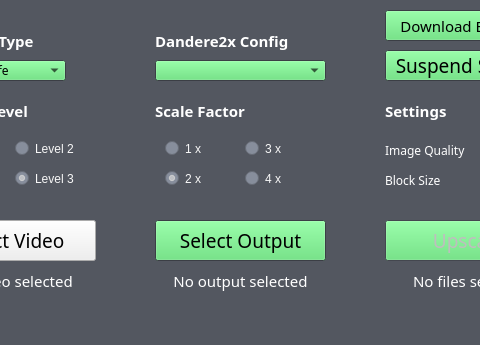
This is src/gui/Dandere2xGui.ui in akai-katto/dandere2x as Qt 5 draws it before an edit; both pictures show x 105 to 585 and y 0 to 345 of the 688 by 345 pixel window. The edited form follows.
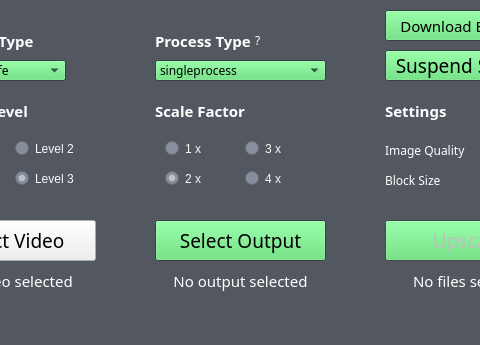
This is the edited form.

The edit to the form file:
```diff
--- a/src/gui/Dandere2xGui.ui
+++ b/src/gui/Dandere2xGui.ui
@@ -49,6 +49,15 @@
                             </color>
                         </brush>
                     </colorrole>
+     <colorrole role="PlaceholderText">
+      <brush brushstyle="NoBrush">
+       <color alpha="128">
+        <red>255</red>
+        <green>255</green>
+        <blue>255</blue>
+       </color>
+      </brush>
+     </colorrole>
                 </active>
                 <inactive>
                     <colorrole role="Button">
@@ -87,6 +96,15 @@
                             </color>
                         </brush>
                     </colorrole>
+     <colorrole role="PlaceholderText">
+      <brush brushstyle="NoBrush">
+       <color alpha="128">
+        <red>255</red>
+        <green>255</green>
+        <blue>255</blue>
+       </color>
+      </brush>
+     </colorrole>
                 </inactive>
                 <disabled>
                     <colorrole role="Button">
@@ -125,6 +143,15 @@
                             </color>
                         </brush>
                     </colorrole>
+     <colorrole role="PlaceholderText">
+      <brush brushstyle="NoBrush">
+       <color alpha="128">
+        <red>255</red>
+        <green>255</green>
+        <blue>255</blue>
+       </color>
+      </brush>
+     </colorrole>
                 </disabled>
             </palette>
         </property>
@@ -2881,6 +2908,15 @@
                                     </color>
                                 </brush>
                             </colorrole>
+       <colorrole role="PlaceholderText">
+        <brush brushstyle="NoBrush">
+         <color alpha="128">
+          <red>255</red>
+          <green>255</green>
+          <blue>255</blue>
+         </color>
+        </brush>
+       </colorrole>
                         </active>
                         <inactive>
                             <colorrole role="WindowText">
@@ -2910,6 +2946,15 @@
                                     </color>
                                 </brush>
                             </colorrole>
+       <colorrole role="PlaceholderText">
+        <brush brushstyle="NoBrush">
+         <color alpha="128">
+          <red>255</red>
+          <green>255</green>
+          <blue>255</blue>
+         </color>
+        </brush>
+       </colorrole>
                         </inactive>
                         <disabled>
                             <colorrole role="WindowText">
@@ -2939,6 +2984,15 @@
                                     </color>
                                 </brush>
                             </colorrole>
+       <colorrole role="PlaceholderText">
+        <brush brushstyle="NoBrush">
+         <color alpha="128">
+          <red>255</red>
+          <green>255</green>
+          <blue>255</blue>
+         </color>
+        </brush>
+       </colorrole>
                         </disabled>
                     </palette>
                 </property>
@@ -2951,7 +3005,7 @@
                     </font>
                 </property>
                 <property name="text">
-                    <string>Dandere2x Config</string>
+     <string>Process Type</string>
                 </property>
             </widget>
             <widget class="QPushButton" name="download_externals_button">
@@ -3049,6 +3103,15 @@
                                     </color>
                                 </brush>
                             </colorrole>
+       <colorrole role="PlaceholderText">
+        <brush brushstyle="NoBrush">
+         <color alpha="128">
+          <red>0</red>
+          <green>0</green>
+          <blue>0</blue>
+         </color>
+        </brush>
+       </colorrole>
                         </active>
                         <inactive>
                             <colorrole role="Text">
@@ -3078,6 +3141,15 @@
                                     </color>
                                 </brush>
                             </colorrole>
+       <colorrole role="PlaceholderText">
+        <brush brushstyle="NoBrush">
+         <color alpha="128">
+          <red>0</red>
+          <green>0</green>
+          <blue>0</blue>
+         </color>
+        </brush>
+       </colorrole>
                         </inactive>
                         <disabled>
                             <colorrole role="Text">
@@ -3107,6 +3179,15 @@
                                     </color>
                                 </brush>
                             </colorrole>
+       <colorrole role="PlaceholderText">
+        <brush brushstyle="NoBrush">
+         <color alpha="128">
+          <red>0</red>
+          <green>0</green>
+          <blue>0</blue>
+         </color>
+        </brush>
+       </colorrole>
                         </disabled>
                     </palette>
                 </property>
@@ -3119,7 +3200,159 @@
                     </font>
                 </property>
                 <property name="currentText">
-                    <string/>
+     <string>singleprocess</string>
+    </property>
+    <item>
+     <property name="text">
+      <string>singleprocess</string>
+     </property>
+    </item>
+    <item>
+     <property name="text">
+      <string>multiprocess</string>
+     </property>
+    </item>
+   </widget>
+   <widget class="QLabel" name="quality_help_2">
+    <property name="geometry">
+     <rect>
+      <x>360</x>
+      <y>30</y>
+      <width>41</width>
+      <height>20</height>
+     </rect>
+    </property>
+    <property name="palette">
+     <palette>
+      <active>
+       <colorrole role="WindowText">
+        <brush brushstyle="SolidPattern">
+         <color alpha="255">
+          <red>255</red>
+          <green>255</green>
+          <blue>255</blue>
+         </color>
+        </brush>
+       </colorrole>
+       <colorrole role="Text">
+        <brush brushstyle="SolidPattern">
+         <color alpha="255">
+          <red>255</red>
+          <green>255</green>
+          <blue>255</blue>
+         </color>
+        </brush>
+       </colorrole>
+       <colorrole role="Base">
+        <brush brushstyle="SolidPattern">
+         <color alpha="255">
+          <red>88</red>
+          <green>78</green>
+          <blue>0</blue>
+         </color>
+        </brush>
+       </colorrole>
+       <colorrole role="PlaceholderText">
+        <brush brushstyle="NoBrush">
+         <color alpha="128">
+          <red>255</red>
+          <green>255</green>
+          <blue>255</blue>
+         </color>
+        </brush>
+       </colorrole>
+      </active>
+      <inactive>
+       <colorrole role="WindowText">
+        <brush brushstyle="SolidPattern">
+         <color alpha="255">
+          <red>255</red>
+          <green>255</green>
+          <blue>255</blue>
+         </color>
+        </brush>
+       </colorrole>
+       <colorrole role="Text">
+        <brush brushstyle="SolidPattern">
+         <color alpha="255">
+          <red>255</red>
+          <green>255</green>
+          <blue>255</blue>
+         </color>
+        </brush>
+       </colorrole>
+       <colorrole role="Base">
+        <brush brushstyle="SolidPattern">
+         <color alpha="255">
+          <red>88</red>
+          <green>78</green>
+          <blue>0</blue>
+         </color>
+        </brush>
+       </colorrole>
+       <colorrole role="PlaceholderText">
+        <brush brushstyle="NoBrush">
+         <color alpha="128">
+          <red>255</red>
+          <green>255</green>
+          <blue>255</blue>
+         </color>
+        </brush>
+       </colorrole>
+      </inactive>
+      <disabled>
+       <colorrole role="WindowText">
+        <brush brushstyle="SolidPattern">
+         <color alpha="255">
+          <red>120</red>
+          <green>120</green>
+          <blue>120</blue>
+         </color>
+        </brush>
+       </colorrole>
+       <colorrole role="Text">
+        <brush brushstyle="SolidPattern">
+         <color alpha="255">
+          <red>120</red>
+          <green>120</green>
+          <blue>120</blue>
+         </color>
+        </brush>
+       </colorrole>
+       <colorrole role="Base">
+        <brush brushstyle="SolidPattern">
+         <color alpha="255">
+          <red>72</red>
+          <green>58</green>
+          <blue>88</blue>
+         </color>
+        </brush>
+       </colorrole>
+       <colorrole role="PlaceholderText">
+        <brush brushstyle="NoBrush">
+         <color alpha="128">
+          <red>255</red>
+          <green>255</green>
+          <blue>255</blue>
+         </color>
+        </brush>
+       </colorrole>
+      </disabled>
+     </palette>
+    </property>
+    <property name="font">
+     <font>
+      <family>Yu Gothic UI Semilight</family>
+      <pointsize>9</pointsize>
+      <weight>50</weight>
+      <bold>false</bold>
+     </font>
+    </property>
+    <property name="toolTip">
+     <string>Multi-processing is highly experimental and consumes a lot of system resources.</string>
+    </property>
+    <property name="text">
+     <string>?</string>
                 </property>
             </widget>
         </widget>
```
Left out of the diff: 418 changed lines with no effect on the pictures. Lines whose indentation alone changed are shown as unchanged.
